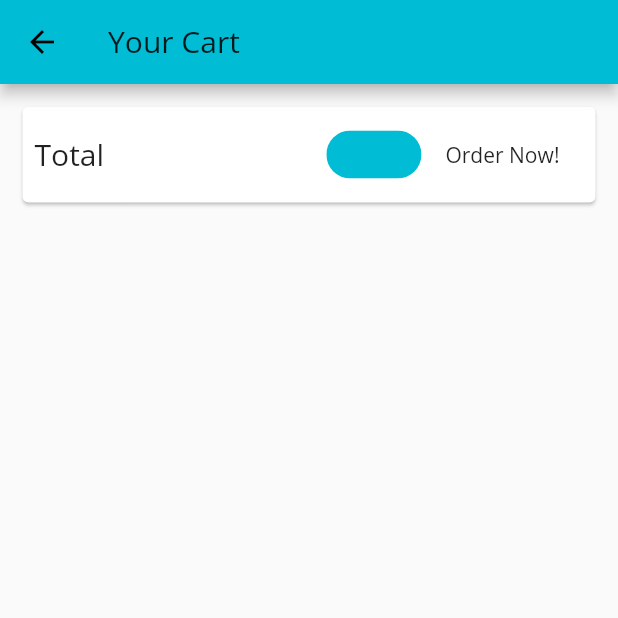
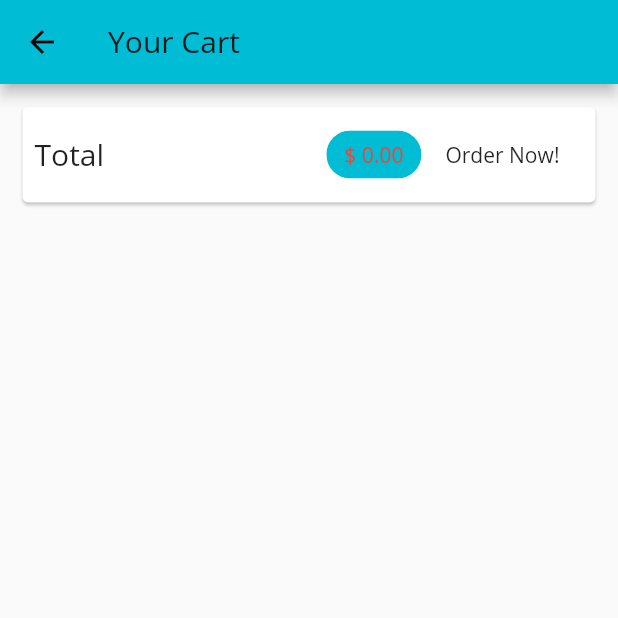
Before and after one commit to pravin5551/Shopping-App, a Flutter app: the CartScreen screen opened by its route, on a phone screen of 412 x 824 dp, the top half of it. Run offline on Flutter 3.47's test engine with Material 2 defaults, Android fonts, the phone set to English and light mode, and no system bars; network calls fail.

Commit message:
CART screen logic done

```diff
--- a/shopping_app/lib/screens/cart_screen.dart
+++ b/shopping_app/lib/screens/cart_screen.dart
@@ -1,14 +1,12 @@
 import 'package:flutter/material.dart';
 import 'package:provider/provider.dart';
-// import 'package:shop_app/providers/cart.dart';
-// import 'package:shop_app/providers/orders.dart';
-// import 'package:shop_app/widgets/cart_item.dart';
-import 'package:shopping_app/providers/cart.dart';
+import 'package:shopping_app/providers/cart.dart' show Cart, cart;
 import 'package:shopping_app/providers/orders.dart';
 import 'package:shopping_app/widgets/cart_item.dart';
 
 class CartScreen extends StatelessWidget {
   static const routeName = '/cart';
+
   @override
   Widget build(BuildContext context) {
     final cart = Provider.of<Cart>(context);
@@ -34,10 +32,12 @@ class CartScreen extends StatelessWidget {
                     label: Text(
                       '\$ ${cart.totalAmount.toStringAsFixed(2)}',
                       style: TextStyle(
-                        color: Colors.cyan,
+                        color: Colors.red,
                       ),
                     ),
-                    backgroundColor: Theme.of(context).primaryColor,
+                    backgroundColor: Theme
+                        .of(context)
+                        .primaryColor,
                   ),
                   FlatButton(
                     onPressed: () {
@@ -59,7 +59,8 @@ class CartScreen extends StatelessWidget {
           Expanded(
             child: ListView.builder(
               itemCount: cart.items.length,
-              itemBuilder: (context, index) => CartDetailsItem(
+              itemBuilder: (context, index) =>
+                  CartDetailsItem(
                     id: cart.items.values.toList()[index].id,
                     title: cart.items.values.toList()[index].title,
                     quantity: cart.items.values.toList()[index].quantity,
```
Lines whose indentation alone changed are shown as unchanged.
